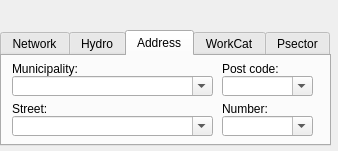
Qt form search/ui/search_plus_dialog.ui (Giswater/giswater_qgis_plugin) before a commit.
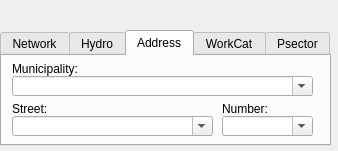
The same form after that commit. The open tabs and pages were chosen to show the change.

Commit message: #519 postal code removed

The edit to the form file:
```diff
--- a/search/ui/search_plus_dialog.ui
+++ b/search/ui/search_plus_dialog.ui
@@ -169,25 +169,12 @@
       <bool>true</bool>
      </property>
     </widget>
-    <widget class="QComboBox" name="address_postal_code">
-     <property name="geometry">
-      <rect>
-       <x>220</x>
-       <y>20</y>
-       <width>91</width>
-       <height>20</height>
-      </rect>
-     </property>
-     <property name="editable">
-      <bool>true</bool>
-     </property>
-    </widget>
     <widget class="QComboBox" name="address_exploitation">
      <property name="geometry">
       <rect>
        <x>10</x>
        <y>20</y>
-       <width>201</width>
+       <width>301</width>
        <height>20</height>
       </rect>
      </property>
@@ -208,19 +195,6 @@
       <string>Municipality:</string>
      </property>
     </widget>
-    <widget class="QLabel" name="label_postcode">
-     <property name="geometry">
-      <rect>
-       <x>220</x>
-       <y>5</y>
-       <width>81</width>
-       <height>16</height>
-      </rect>
-     </property>
-     <property name="text">
-      <string>Post code:</string>
-     </property>
-    </widget>
     <widget class="QLabel" name="label_postnumber">
      <property name="geometry">
       <rect>
```
Left out of the diff: 2 changed lines with no effect on the pictures. The commit also changes 1 other file.
